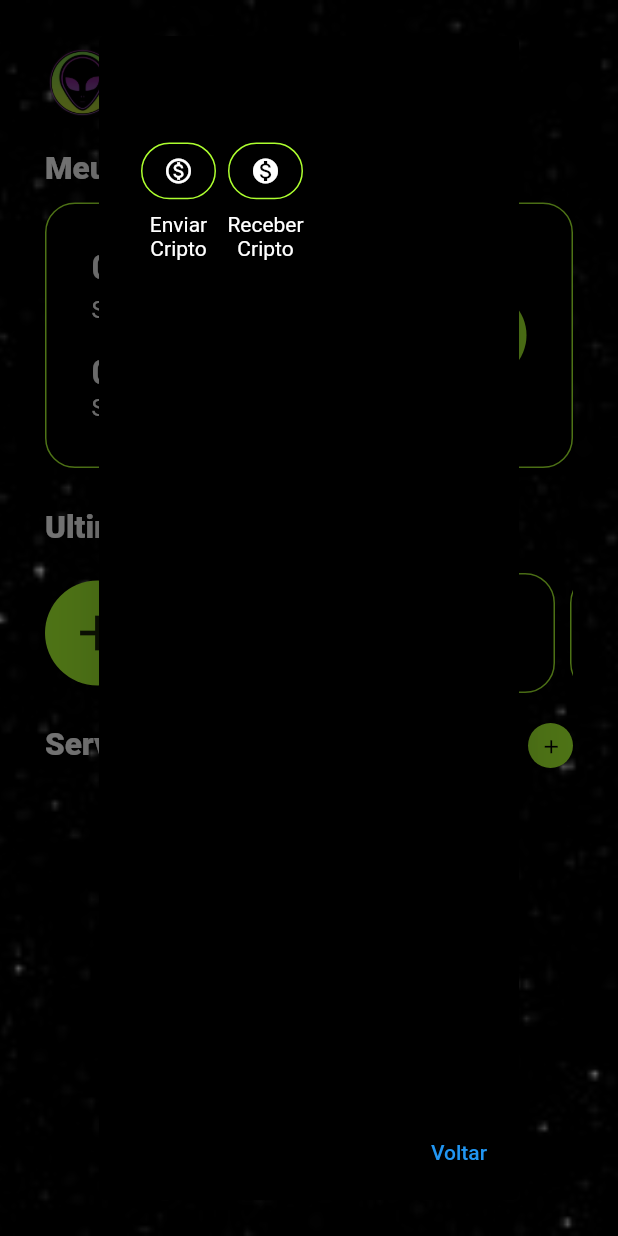
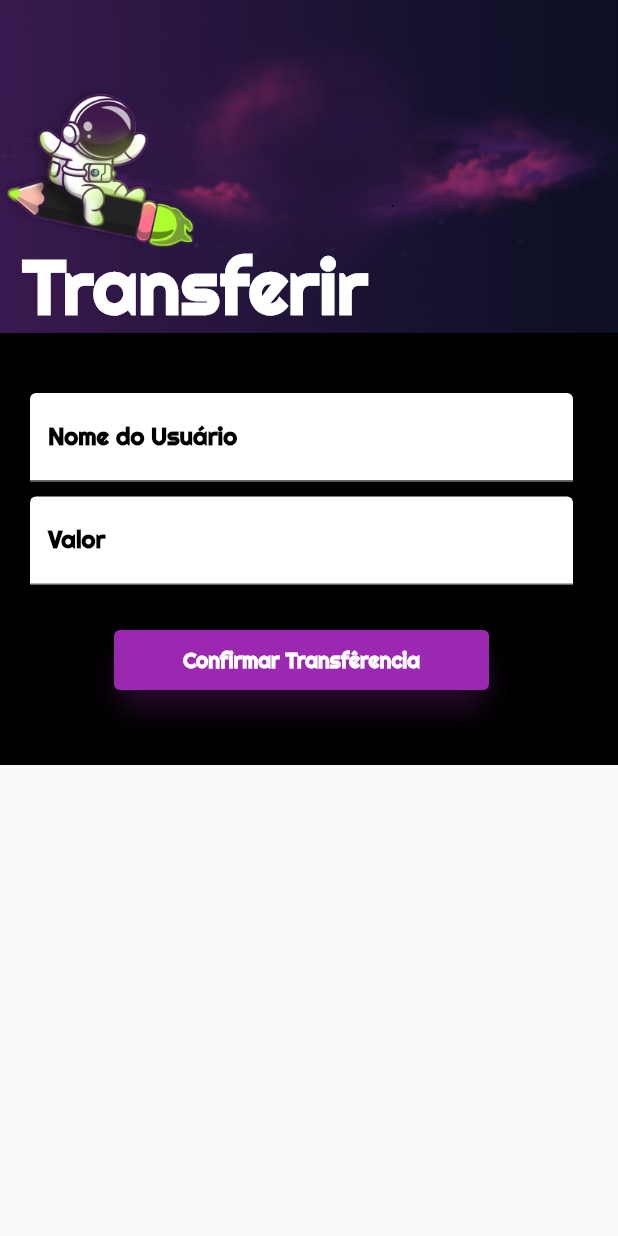
Before and after one commit to angelorange/bank_space, a Flutter app: the personalWallet screen opened directly with empty values, after a tap on the "add" icon, on a phone screen of 412 x 824 dp. Run offline on Flutter 3.47's test engine with Material 2 defaults, Android fonts, the phone set to English and light mode, and no system bars; our stand-ins replace awesome_notifications, get; Roboto replaces fonts that are missing (avenir, ubuntu).

Commit message:
feat: corrected some codes, create transactions model and views, wallet refresh after 5 seconds in hom page, edited api provider

```diff
--- a/lib/app/data/models/wallet_model.dart
+++ b/lib/app/data/models/wallet_model.dart
@@ -1,3 +1,4 @@
+import 'dart:async';
 import 'dart:convert';
 
 
--- a/lib/app/modules/personal_page/widgets/personal_wallet.dart
+++ b/lib/app/modules/personal_page/widgets/personal_wallet.dart
@@ -1,7 +1,15 @@
+import 'dart:async';
+
 import 'package:bankinspace/app/data/models/wallet_model.dart';
+import 'package:bankinspace/app/data/providers/api_provider.dart';
+import 'package:bankinspace/app/modules/transaction/bindings/transaction_binding.dart';
+import 'package:bankinspace/app/modules/transaction/controller/transaction_controller.dart';
+import 'package:bankinspace/app/modules/transaction/widgets/transaction_view.dart';
 import 'package:flutter/material.dart';
+import 'package:get/get.dart';
 
 class PersonalWallet extends StatelessWidget {
+
 
   final Wallet wallet;
   const PersonalWallet(this.wallet);
@@ -17,6 +25,7 @@ class PersonalWallet extends StatelessWidget {
 
 class personalWallet extends StatefulWidget {
   final Wallet wallet;
+
   const personalWallet(this.wallet);
 
   @override
@@ -26,11 +35,36 @@ class personalWallet extends StatefulWidget {
 class _personalWalletState extends State<personalWallet> {
 
 
-  final Wallet wallet;
+  late Wallet wallet;
   _personalWalletState(this.wallet);
+
+  var timer;
+  var refresh_wallet;
+
+  @override
+  void initState() {
+    super.initState();
+    timer = Timer.periodic(Duration(seconds: 5), (Timer t) => addValue());
+  }
+
+  void addValue() {
+    setState(() {
+       AuthAPI().getWallet(wallet.user.token, wallet.user).then((wallet_refreshed){
+              wallet = wallet_refreshed;
+        });
+
+    });
+  }
+
+  @override
+  void dispose() {
+    timer?.cancel();
+    super.dispose();
+  }
 
 
   @override
+
   Widget build(BuildContext context) {
     return Scaffold(
       backgroundColor: Colors.black,
@@ -169,11 +203,16 @@ class _personalWalletState extends State<personalWallet> {
 
 
                     ),
+                    child: TextButton(
+
+                    onPressed: () { Get.to(() => CreateTransactionState(wallet.user), binding: TransactionBinding());},
+
                     child: Icon(
                       Icons.add,
                       size: 40,
+                      color: Colors.black,
                     ),
-                  ),
+                  )),
                   avatarWidget("avatar1", "Mike"),
                   avatarWidget("avatar2", "Joseph"),
                   avatarWidget("avatar3", "Ashley"),
@@ -220,8 +259,76 @@ class _personalWalletState extends State<personalWallet> {
                                 crossAxisCount: 4,
                                 childAspectRatio: 0.7,
                                 children: [
-                                  serviceWidget("sendMoney", "Enviar Cripto"),
-                                  serviceWidget("receiveMoney", "Receber Cripto"),
+
+                                  // -------- SERVICES ------- //
+                                  Column(
+                                    children: [
+                                      Expanded(
+                                        child: InkWell(
+                                          onTap: () { Get.to(() => CreateTransactionState(wallet.user), binding: TransactionBinding()); },
+                                          child: Container(
+                                            margin: EdgeInsets.all(4),
+                                            decoration: BoxDecoration(
+                                              borderRadius: BorderRadius.all(Radius.circular(20)),
+                                              color: Colors.black,
+                                              border: Border.all(color: Color(0xffadff2f))
+                                            ),
+                                            child: Center(
+                                              child: Icon(
+                                                Icons.monetization_on_outlined,
+                                                size: 20,
+                                                color: Colors.white,
+                                              )
+                                            ),
+                                          ),
+                                        ),
+                                      ),
+
+                                      // Expanded(
+                                      //   child: InkWell(
+                                      //     onTap: () { Get.to(() => CreateTransactionState(), binding: TransactionBinding()); },
+                                      //     child: Container(
+                                      //       margin: EdgeInsets.all(4),
+                                      //       decoration: BoxDecoration(
+                                      //         borderRadius: BorderRadius.all(Radius.circular(20)),
+                                      //         color: Colors.black,
+                                      //         border: Border.all(color: Color(0xffadff2f))
+                                      //       ),
+                                      //       child: Center(
+                                      //         child: Icon(
+                                      //           Icons.monetization_on_outlined,
+                                      //           size: 20,
+                                      //           color: Colors.white,
+                                      //         )
+                                      //       ),
+                                      //     ),
+                                      //   ),
+                                      // ),
+
+
+
+
+
+
+
+                                      SizedBox(
+                                        height: 5,
+                                      ),
+                                      Text(
+                                        'Enviar OC\$',
+                                        style: TextStyle(
+                                          fontFamily: 'avenir',
+                                          fontSize: 14,
+                                          color: Colors.white,
+                                        ),
+                                        textAlign: TextAlign.center,
+                                      )
+                                    ],
+                                  ),
+
+
+
+
                                 ]
                             ),
 
@@ -229,11 +336,15 @@ class _personalWalletState extends State<personalWallet> {
                               <Widget>[
                                 TextButton(
                                   onPressed: () => Navigator.pop(context, 'Cancel'),
-                                  child: const Text('Voltar'),
+                                  child: const Text('Voltar',  style: TextStyle(
+                                          fontFamily: 'avenir',
+                                          fontSize: 14,
+                                          color: Colors.white,
+                                        ), ),
                                 ),
-                              ],
 
-                          ),
+
+                              ]),
                       ),
                                       ),
                   )
@@ -247,66 +358,73 @@ class _personalWalletState extends State<personalWallet> {
     );
   }
 
-   Column serviceWidget(String img, String name) {
 
-     var icon;
-     if (img == "receiveMoney") {
+  // Was crashing when try to use Get.to
+  //  Column serviceWidget(String img, String name) {
 
-        icon = Icon(
-            Icons.monetization_on,
-            size: 20,
-            color: Colors.white,
-          );
+  //    var icon;
+  //    var get_route;
 
+  //    if (img == "receiveMoney") {
 
-      }
-
-      if (img == "sendMoney") {
-
-        icon = Icon(
-            Icons.monetization_on_outlined,
-            size: 20,
-            color: Colors.white,
-          );
-
-
-      }
+  //       icon = Icon(
+  //           Icons.monetization_on,
+  //           size: 20,
+  //           color: Colors.white,
+  //         );
 
 
 
-     return Column(
-       children: [
-         Expanded(
-           child: InkWell(
-             onTap: () {},
-             child: Container(
-               margin: EdgeInsets.all(4),
-               decoration: BoxDecoration(
-                 borderRadius: BorderRadius.all(Radius.circular(20)),
-                 color: Colors.black,
-                 border: Border.all(color: Color(0xffadff2f))
-               ),
-               child: Center(
-                 child: icon
-               ),
-             ),
-           ),
-         ),
-         SizedBox(
-           height: 5,
-         ),
-         Text(
-           name,
-           style: TextStyle(
-             fontFamily: 'avenir',
-             fontSize: 14,
-             color: Colors.white,
-           ),
-           textAlign: TextAlign.center,
-         )
-       ],
-     );
-   }
+  //     }
+
+  //     if (img == "sendMoney") {
+
+  //       icon = Icon(
+  //           Icons.monetization_on_outlined,
+  //           size: 20,
+  //           color: Colors.white,
+  //         );
+
+
+
+
+  //     }
+
+
+
+  //    return Column(
+  //      children: [
+  //        Expanded(
+  //          child: InkWell(
+  //            onTap: () { Get.to(() => get_route, binding: TransactionBinding()); },
+  //            child: Container(
+  //              margin: EdgeInsets.all(4),
+  //              decoration: BoxDecoration(
+  //                borderRadius: BorderRadius.all(Radius.circular(20)),
+  //                color: Colors.black,
+  //                border: Border.all(color: Color(0xffadff2f))
+  //              ),
+  //              child: Center(
+  //                child: icon
+  //              ),
+  //            ),
+  //          ),
+  //        ),
+  //        SizedBox(
+  //          height: 5,
+  //        ),
+  //        Text(
+  //          name,
+  //          style: TextStyle(
+  //            fontFamily: 'avenir',
+  //            fontSize: 14,
+  //            color: Colors.white,
+  //          ),
+  //          textAlign: TextAlign.center,
+  //        )
+  //      ],
+  //    );
+  //  }
 
   Container avatarWidget(String img, String name) {
     return Container(
--- /dev/null
+++ b/lib/app/modules/transaction/bindings/transaction_binding.dart
@@ -0,0 +1,11 @@
+import 'package:bankinspace/app/modules/transaction/controller/transaction_controller.dart';
+import 'package:get/get.dart';
+
+class TransactionBinding extends Bindings {
+  @override
+  void dependencies() {
+    Get.lazyPut<TransactionController>(
+      () =>TransactionController(),
+    );
+  }
+}
--- /dev/null
+++ b/lib/app/modules/transaction/controller/transaction_controller.dart
@@ -0,0 +1,67 @@
+import 'package:bankinspace/app/data/models/user_model.dart';
+import 'package:bankinspace/app/data/providers/api_provider.dart';
+import 'package:flutter/material.dart';
+import 'package:get/get.dart';
+
+class TransactionController extends GetxController {
+  final GlobalKey<FormState> loginFormKey = GlobalKey<FormState>();
+  final _formKey = GlobalKey<FormState>();
+
+  late TextEditingController valueController,
+    usernameController = TextEditingController();
+    var username = '';
+    var value = 0.0;
+
+
+
+  @override
+  void onInit() {
+    super.onInit();
+
+    usernameController = TextEditingController();
+    valueController = TextEditingController();
+
+  }
+
+  @override
+  void onReady() {
+    super.onReady();
+  }
+
+  @override
+  void onClose() {
+
+    usernameController.dispose();
+    valueController.dispose();
+
+  }
+
+  String? validateUsername(String value) {
+    if (value.isEmpty || !RegExp(r'^[a-z A-Z]+$').hasMatch(value)) {
+      return "Enter correct username";
+    } else {
+      return null;
+    }
+  }
+
+ String? validateValue(double value) {
+    if (value <= 4 ) {
+      return "Enter correct value";
+    } else {
+      return null;
+    }
+  }
+
+
+  void transact(String username, double value, User user) {
+
+
+    AuthAPI().confirmedTransaction(username, value, user);
+
+  }
+
+
+
+
+
+}
--- /dev/null
+++ b/lib/app/modules/transaction/widgets/transaction_view.dart
@@ -0,0 +1,145 @@
+import 'package:bankinspace/app/modules/transaction/controller/transaction_controller.dart';
+import 'package:flutter/material.dart';
+import 'package:flutter/services.dart';
+import 'package:get/get.dart';
+
+class CreateTransactionState extends GetView<TransactionController> {
+  final TransactionController _transactionController = Get.put(TransactionController());
+
+  final user;
+
+  CreateTransactionState(this.user);
+
+
+  @override
+  Widget build(BuildContext context) {
+    return new Scaffold(
+        resizeToAvoidBottomInset: false,
+        body: ListView(children: <Widget>[
+          Container(
+            decoration: BoxDecoration(
+              image: DecorationImage(
+                  image: AssetImage("assets/images/jex.jpg"), fit: BoxFit.fill),
+            ),
+            child: Stack(
+              children: <Widget>[
+                Container(
+                  padding: EdgeInsets.fromLTRB(15.0, 160.0, 0.0, 0.0),
+                  child: Text(
+                    'Transferir',
+                    style: TextStyle(
+                        fontSize: 50.0,
+                        fontWeight: FontWeight.bold,
+                        fontFamily: 'Righteous',
+                        color: Colors.white),
+                  ),
+                ),
+                Container(
+                  padding: EdgeInsets.fromLTRB(260.0, 125.0, 0.0, 0.0),
+                  child: Text(
+                    '.',
+                  ),
+                )
+              ],
+            ),
+          ),
+          Form(
+            child: Container(
+                decoration: BoxDecoration(
+
+                color: Colors.black,
+                ),
+                padding: EdgeInsets.only(top: 40.0, left: 20.0, right: 30.0),
+                child: Column(
+                  children: <Widget>[
+                    TextFormField(
+                      decoration: InputDecoration(
+                        labelText: 'Nome do Usuário',
+                        labelStyle: TextStyle(
+                            fontFamily: 'Righteous',
+                            fontWeight: FontWeight.bold,
+                            color: Colors.black),
+                        filled: true,
+                        fillColor: Colors.white,
+                        focusedBorder: UnderlineInputBorder(
+                          borderSide: BorderSide(color: Colors.green),
+                        ),
+                      ),
+                      controller: controller.usernameController,
+                      onSaved: (value) {
+                        controller.username = value!;
+                      },
+                      validator: (value) {
+                        return controller.validateUsername(value!);
+                      },
+                    ),
+                    SizedBox(height: 10.0),
+                    TextFormField(
+                      decoration: InputDecoration(
+                        labelText: 'Valor',
+                        labelStyle: TextStyle(
+                            fontFamily: 'Righteous',
+                            fontWeight: FontWeight.bold,
+                            color: Colors.black),
+                        filled: true,
+                        fillColor: Colors.white,
+                        focusedBorder: UnderlineInputBorder(
+                          borderSide: BorderSide(color: Colors.green),
+                        ),
+                      ),
+                      keyboardType: TextInputType.number,
+                      inputFormatters: <TextInputFormatter>[
+                                 FilteringTextInputFormatter.digitsOnly
+                      ],
+                      controller: controller.valueController,
+                      onSaved: (value) {
+                        controller.value = double.parse(value!);
+                      },
+                      validator: (value) {
+                        return controller.validateValue(double.parse(value!));
+                      },
+                    ),
+
+                    SizedBox(height: 10.0),
+                    SizedBox(height: 20.0),
+                    Container(
+                      height: 40.0,
+                      child: Form(
+                        child: Material(
+                          borderRadius: BorderRadius.circular(20.0),
+                          shadowColor: Colors.purple,
+                          color: Colors.green,
+                          elevation: 7.0,
+                          child: ElevatedButton(
+                            style: ElevatedButton.styleFrom(
+                              primary: Colors.purple,
+                              onPrimary: Colors.white,
+                              fixedSize: Size(250, 70),
+                              elevation: 5),
+                            onPressed: () {
+                            controller.transact( controller.usernameController.text, double.parse(controller.valueController.text), user);
+                            },
+                            child: Center(
+                              child: Text(
+                                'Confirmar Transfêrencia',
+                                style: TextStyle(
+                                    color: Colors.white,
+                                    fontWeight: FontWeight.bold,
+                                    fontFamily: 'Righteous'),
+                              ),
+                            ),
+                          ),
+                        ),
+                      ),
+                    ),
+                    SizedBox(height: 20.0),
+                    Container(
+          child:
+          SizedBox(height: 30)),
+
+        ],
+        )),
+        ),
+      ]));
+  }
+}
```
Also changed, not shown: lib/app/data/models/transaction_model.dart (added, +36 -0 lines), lib/app/data/providers/api_provider.dart (+32 -1 lines), lib/app/modules/login/controller/login_controller.dart (+0 -7 lines), lib/app/modules/transaction/widgets/index_transactions_view.dart (added), lib/app/modules/transaction/widgets/receive_transaction_view.dart (added).
